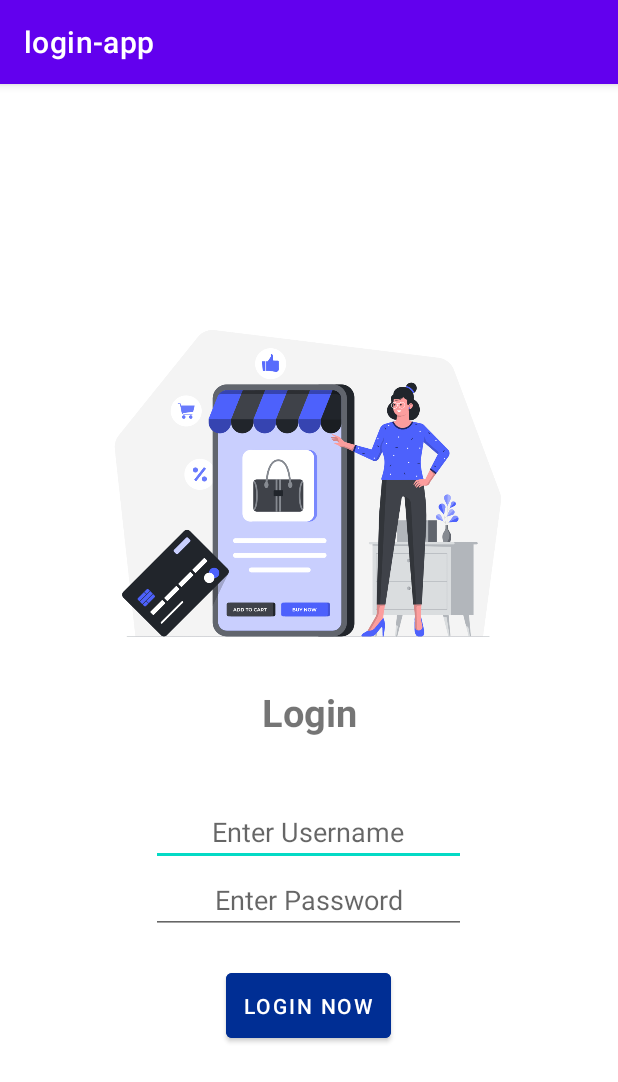
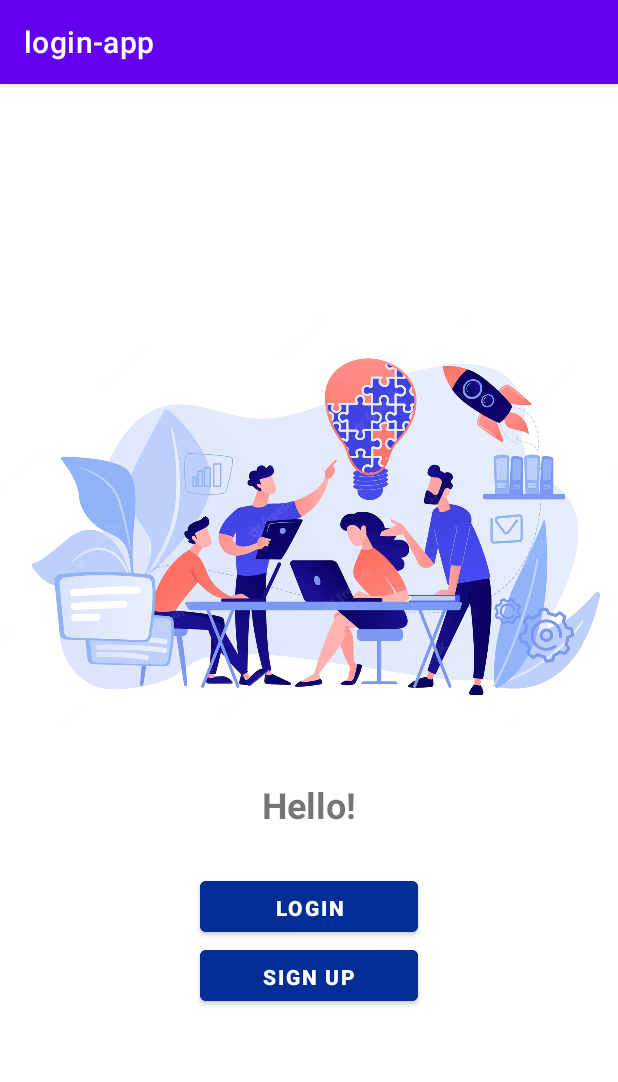
Before and after one commit to emidiaz00/login-app, an Android app: the screen it shows after launch (MainActivity), on a phone screen of 412 x 824 dp. Shown: the top 1082 px of the screen. Run offline under Robolectric (Android 15) with nearby library versions, the phone set to English and light mode, and no system bars.

Commit message:
agrego funcion navegar a otra actividad

```diff
--- a/app/build.gradle
+++ b/app/build.gradle
@@ -29,6 +29,9 @@ android {
     kotlinOptions {
         jvmTarget = '1.8'
     }
+    buildFeatures {
+        viewBinding true
+    }
 }
 
 dependencies {
--- a/app/src/main/java/com/example/login_app/MainActivity.kt
+++ b/app/src/main/java/com/example/login_app/MainActivity.kt
@@ -1,13 +1,25 @@
 package com.example.login_app
 
+
+import android.content.Intent
 import androidx.appcompat.app.AppCompatActivity
 import android.os.Bundle
+import android.widget.Button
+import android.widget.EditText
+import android.widget.Toast
+
 
 class MainActivity : AppCompatActivity() {
     override fun onCreate(savedInstanceState: Bundle?) {
         super.onCreate(savedInstanceState)
-        setContentView(R.layout.activity_main)
+        setContentView(R.layout.activity_hello)
 
+        val buttonLoginHome = findViewById<Button>(R.id.btn_login)
+
+        buttonLoginHome.setOnClickListener {
+            val intent = Intent(this, HelloActivity::class.java)
+            startActivity(intent)
+        }
 
     }
 }
--- a/app/src/main/res/layout/activity_hello.xml
+++ b/app/src/main/res/layout/activity_hello.xml
@@ -26,6 +26,7 @@
         tools:ignore="MissingConstraints" />
 
     <Button
+        android:id="@+id/btn_login"
         android:layout_width="145dp"
         android:layout_height="46dp"
         android:padding="8dp"
--- a/app/src/main/res/layout/activity_main.xml
+++ b/app/src/main/res/layout/activity_main.xml
@@ -39,6 +39,7 @@
         android:gravity="center"
         />
     <Button
+        android:id="@+id/btn_loginNow"
         android:layout_width="wrap_content"
         android:layout_height="wrap_content"
         android:text="Login Now"
--- /dev/null
+++ b/app/src/main/res/values-land/dimens.xml
@@ -0,0 +1,3 @@
+<resources>
+    <dimen name="fab_margin">48dp</dimen>
+</resources>
--- /dev/null
+++ b/app/src/main/res/values-w1240dp/dimens.xml
@@ -0,0 +1,3 @@
+<resources>
+    <dimen name="fab_margin">200dp</dimen>
+</resources>
--- /dev/null
+++ b/app/src/main/res/values-w600dp/dimens.xml
@@ -0,0 +1,3 @@
+<resources>
+    <dimen name="fab_margin">48dp</dimen>
+</resources>
--- /dev/null
+++ b/app/src/main/res/values/dimens.xml
@@ -0,0 +1,3 @@
+<resources>
+    <dimen name="fab_margin">16dp</dimen>
+</resources>
--- a/app/src/main/res/values/themes.xml
+++ b/app/src/main/res/values/themes.xml
@@ -13,4 +13,13 @@
         <item name="android:statusBarColor" tools:targetApi="l">?attr/colorPrimaryVariant</item>
         <!-- Customize your theme here. -->
     </style>
+
+    <style name="Theme.Loginapp.NoActionBar">
+        <item name="windowActionBar">false</item>
+        <item name="windowNoTitle">true</item>
+    </style>
+
+    <style name="Theme.Loginapp.AppBarOverlay" parent="ThemeOverlay.AppCompat.Dark.ActionBar" />
+
+    <style name="Theme.Loginapp.PopupOverlay" parent="ThemeOverlay.AppCompat.Light" />
 </resources>
```
Also changed, not shown: app/src/main/AndroidManifest.xml (+8 -0 lines), app/src/main/java/com/example/login_app/HelloActivity.kt (added, +16 -0 lines), app/src/main/java/com/example/login_app/SecondActivity.kt (added, +11 -0 lines), app/src/main/res/values/strings.xml (+9 -0 lines).
